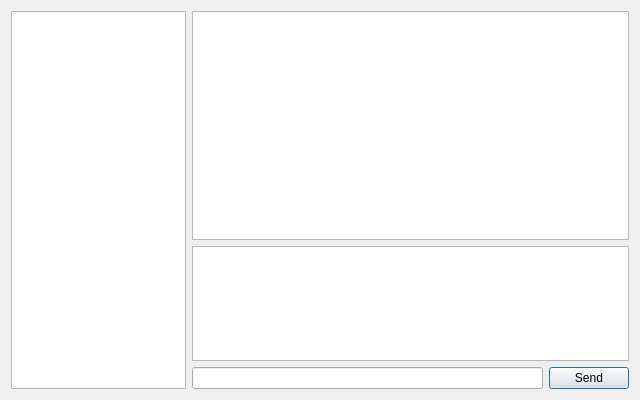
gvillanueva/wargames-client, file src/ui/lobbydialog.ui: the form before one commit.
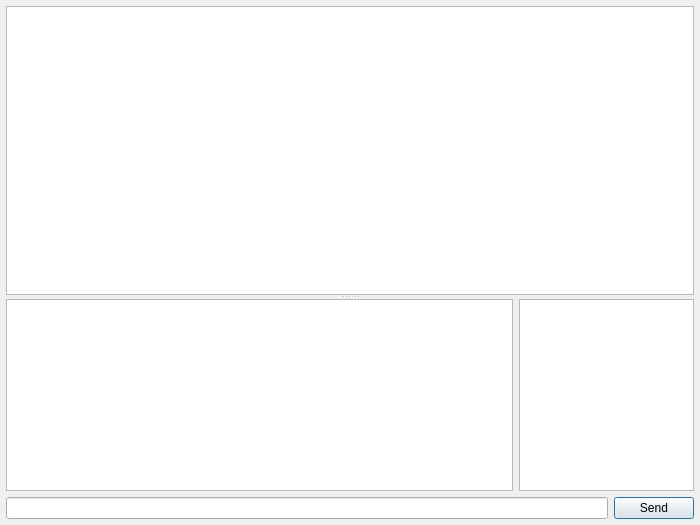
The form after the commit.

Commit message:
Redesign LobbyDialog UI
Splits the chat and game area and allows resizing. Moved the list of
users to the right side of the chat window, since that appears to be
the norm.

Diff of the .ui file:
```diff
--- a/src/ui/lobbydialog.ui
+++ b/src/ui/lobbydialog.ui
@@ -6,52 +6,93 @@
    <rect>
     <x>0</x>
     <y>0</y>
-    <width>640</width>
-    <height>400</height>
+    <width>700</width>
+    <height>525</height>
    </rect>
   </property>
   <property name="windowTitle">
    <string>Dialog</string>
   </property>
-  <layout class="QGridLayout" name="gridLayout">
-   <item row="2" column="2">
-    <widget class="QPushButton" name="pbSend">
-     <property name="text">
-      <string>Send</string>
-     </property>
-    </widget>
-   </item>
-   <item row="2" column="1">
-    <widget class="QLineEdit" name="leMessage"/>
-   </item>
-   <item row="1" column="1" colspan="2">
+  <layout class="QVBoxLayout" name="verticalLayout_2">
+   <property name="spacing">
+    <number>6</number>
+   </property>
+   <property name="leftMargin">
+    <number>6</number>
+   </property>
+   <property name="topMargin">
+    <number>6</number>
+   </property>
+   <property name="rightMargin">
+    <number>6</number>
+   </property>
+   <property name="bottomMargin">
+    <number>6</number>
+   </property>
+   <item>
+    <widget class="QSplitter" name="splitter">
+     <property name="orientation">
+      <enum>Qt::Vertical</enum>
+     </property>
+     <widget class="QGraphicsView" name="graphicsView">
+      <property name="sizePolicy">
+       <sizepolicy hsizetype="Expanding" vsizetype="Expanding">
+        <horstretch>0</horstretch>
+        <verstretch>3</verstretch>
+       </sizepolicy>
+      </property>
+     </widget>
+     <widget class="QWidget" name="">
+      <layout class="QVBoxLayout" name="verticalLayout" stretch="0,1">
+       <item>
+        <layout class="QHBoxLayout" name="horizontalLayout">
+         <item>
     <widget class="QTextEdit" name="teHistory">
      <property name="sizePolicy">
       <sizepolicy hsizetype="Expanding" vsizetype="Expanding">
        <horstretch>0</horstretch>
-       <verstretch>1</verstretch>
-      </sizepolicy>
-     </property>
-    </widget>
-   </item>
-   <item row="0" column="0" rowspan="3">
-    <widget class="QListView" name="lvUsers">
+             <verstretch>0</verstretch>
+            </sizepolicy>
+           </property>
+           <property name="focusPolicy">
+            <enum>Qt::NoFocus</enum>
+           </property>
+           <property name="readOnly">
+            <bool>true</bool>
+           </property>
+          </widget>
+         </item>
+         <item>
+          <widget class="QListWidget" name="lvUsers">
      <property name="maximumSize">
       <size>
        <width>175</width>
        <height>16777215</height>
       </size>
      </property>
-    </widget>
-   </item>
-   <item row="0" column="1" colspan="2">
-    <widget class="QGraphicsView" name="graphicsView">
-     <property name="sizePolicy">
-      <sizepolicy hsizetype="Expanding" vsizetype="Expanding">
-       <horstretch>0</horstretch>
-       <verstretch>2</verstretch>
-      </sizepolicy>
-     </property>
+           <property name="focusPolicy">
+            <enum>Qt::NoFocus</enum>
+           </property>
+          </widget>
+         </item>
+        </layout>
+       </item>
+       <item>
+        <layout class="QHBoxLayout" name="horizontalLayout_2">
+         <item>
+          <widget class="QLineEdit" name="leMessage"/>
+         </item>
+         <item>
+          <widget class="QPushButton" name="pbSend">
+           <property name="text">
+            <string>Send</string>
+           </property>
+          </widget>
+         </item>
+        </layout>
+       </item>
+      </layout>
+     </widget>
     </widget>
    </item>
   </layout>
```
Lines whose indentation alone changed are shown as unchanged.
